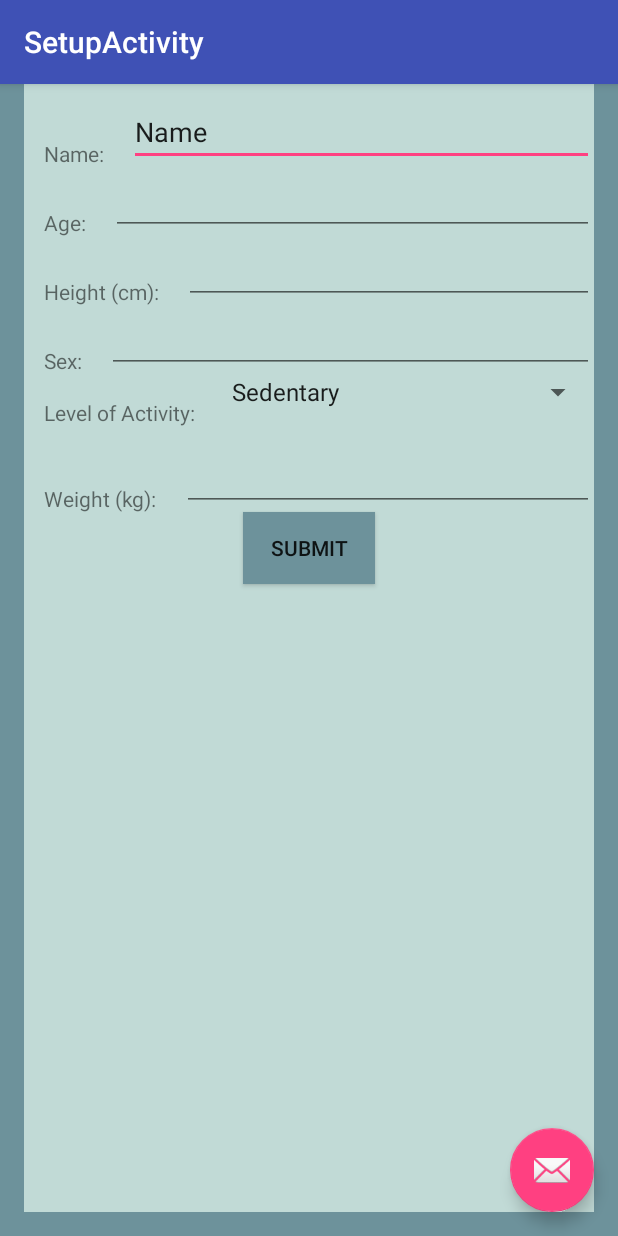
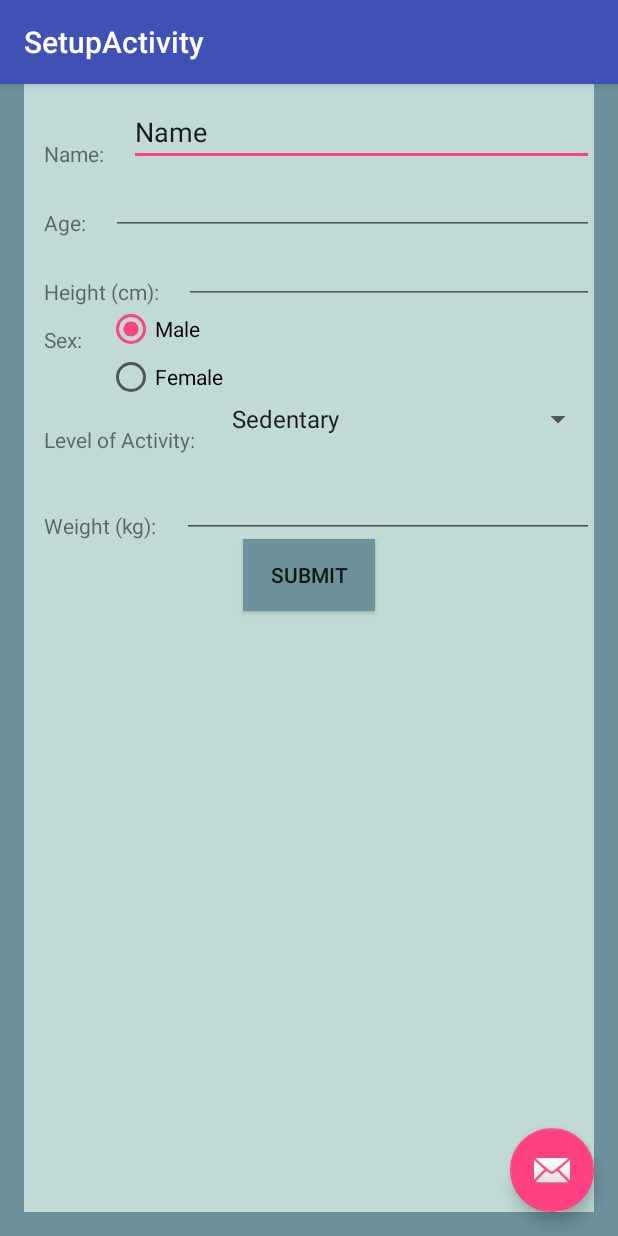
Before and after one commit to CollinStubbs/WhoHatesCardio, an Android app: the SetupActivity screen opened directly, with no data from a screen before it, on a phone screen of 412 x 824 dp. Run offline under Robolectric (Android 15) with nearby library versions, the phone set to English and light mode, and no system bars; 2 statements that could not run were skipped.

Commit message:
Submit Button grabs values from form

```diff
--- a/app/src/main/java/com/whohatescardio/stubbsnation/whohatescardio/SetupActivity.java
+++ b/app/src/main/java/com/whohatescardio/stubbsnation/whohatescardio/SetupActivity.java
@@ -8,6 +8,9 @@ import android.support.v7.app.AppCompatActivity;
 import android.support.v7.widget.Toolbar;
 import android.view.View;
 import android.widget.Button;
+import android.widget.RadioButton;
+import android.widget.Spinner;
+import android.widget.TextView;
 
 public class SetupActivity extends AppCompatActivity {
     private final int NEW_USER = 1;
@@ -29,7 +32,14 @@ public class SetupActivity extends AppCompatActivity {
         submitButton.setOnClickListener(new View.OnClickListener() {
             @Override
             public void onClick(View view) {
-                //TODO: Grab all the values of the form
+                //Grab all the values of the form
+                String name = ((TextView)findViewById(R.id.txtName)).getText().toString();
+                int age = Integer.parseInt(((TextView) findViewById(R.id.txtAge)).getText().toString());
+                float height = Float.parseFloat(((TextView) findViewById(R.id.txtHeight)).getText().toString());
+                char sex = ((RadioButton) findViewById(R.id.btnMale)).isChecked() ? 'm' : 'f';
+                String levelOfActivity = ((Spinner) findViewById(R.id.spinner)).getSelectedItem().toString();
+                float weight = Float.parseFloat(((TextView) findViewById(R.id.txtWeight)).getText().toString());
+
 
 
                 //TODO: Create a user object
--- a/app/src/main/res/layout/content_setup.xml
+++ b/app/src/main/res/layout/content_setup.xml
@@ -94,11 +94,22 @@
                 android:id="@+id/sexTitle"
                 android:layout_margin="20px" />
 
-            <EditText
-                android:layout_width="wrap_content"
-                android:layout_height="wrap_content"
-                android:id="@+id/txtSex"
-                android:layout_weight="1" />
+
+            <RadioGroup
+                android:layout_width="match_parent"
+                android:layout_height="wrap_content">
+                <RadioButton
+                    android:layout_width="wrap_content"
+                    android:layout_height="wrap_content"
+                    android:id="@+id/btnMale"
+                    android:text="Male"
+                    android:checked="true" />
+                <RadioButton
+                    android:layout_width="wrap_content"
+                    android:layout_height="wrap_content"
+                    android:id="@+id/btnFemale"
+                    android:text="Female"/>
+            </RadioGroup>
         </LinearLayout>
         <LinearLayout
             android:orientation="horizontal"
@@ -137,7 +148,7 @@
                 android:layout_height="wrap_content"
                 android:inputType="numberDecimal"
                 android:ems="10"
-                android:id="@+id/weight"
+                android:id="@+id/txtWeight"
                 android:layout_weight="1" />
         </LinearLayout>
 
```
